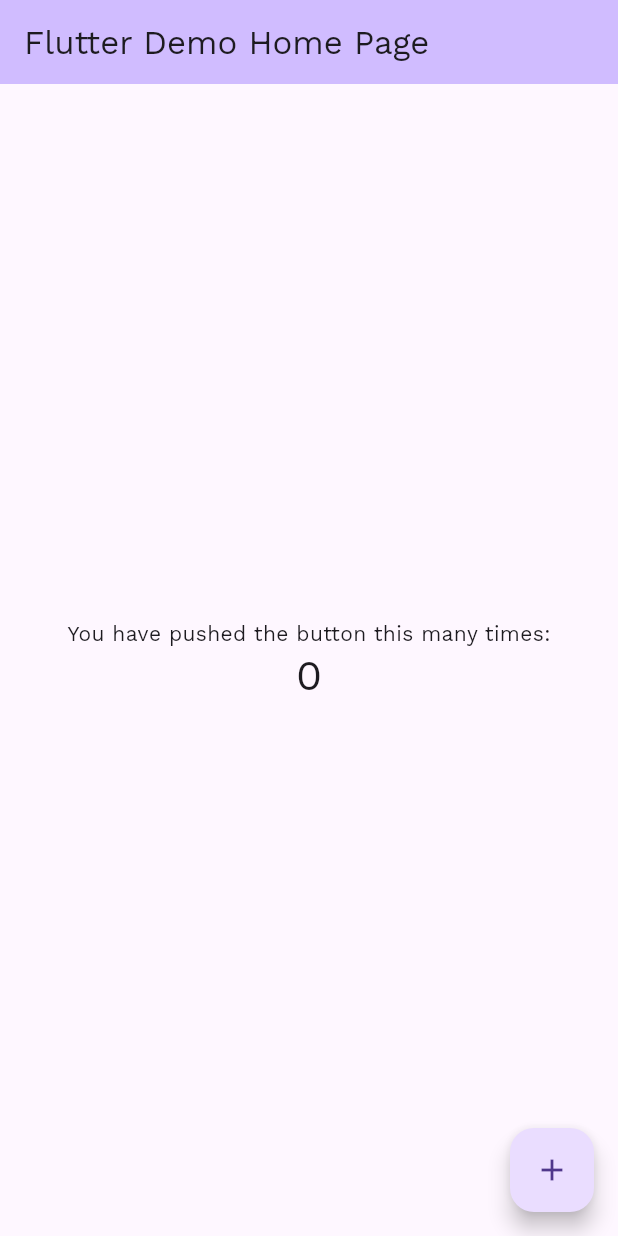
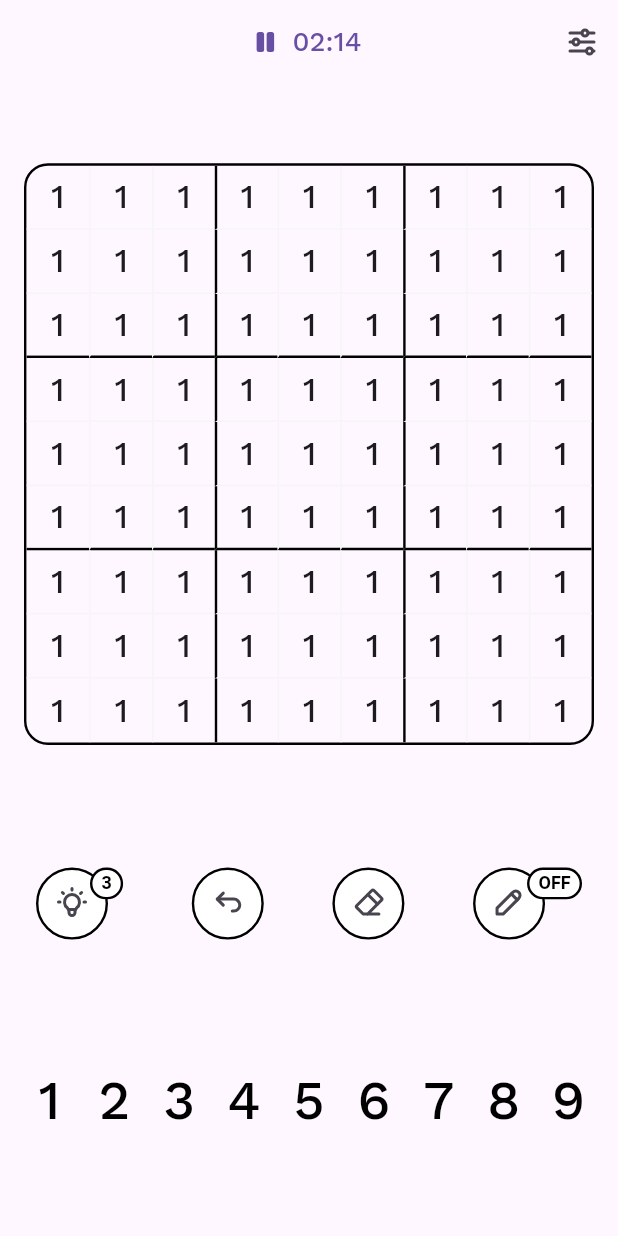
Before and after one commit to cwnuramirah/just-another-sudoku, a Flutter app: the screen it shows after launch, on a phone screen of 412 x 824 dp. Run offline on Flutter 3.47's test engine with Material 2 defaults, Android fonts, the phone set to English and light mode, and no system bars; our stand-ins replace flutter_tabler_icons.

Commit message:
ui: initial styling

```diff
--- a/lib/main.dart
+++ b/lib/main.dart
@@ -1,4 +1,5 @@
 import 'package:flutter/material.dart';
+import 'package:just_another_sudoku/ui/sudoku_page.dart';
 
 void main() {
   runApp(const MyApp());
@@ -11,61 +12,14 @@ class MyApp extends StatelessWidget {
   @override
   Widget build(BuildContext context) {
     return MaterialApp(
-      title: 'Flutter Demo',
+      title: 'just another sudoku',
       debugShowCheckedModeBanner: false,
       theme: ThemeData(
         fontFamily: 'WorkSans',
         useMaterial3: true,
       ),
-      home: const MyHomePage(title: 'Flutter Demo Home Page'),
+      // home: const HomePage(),
+      home: const SudokuPage(),
     );
   }
 }
-
-class MyHomePage extends StatefulWidget {
-  const MyHomePage({super.key, required this.title});
-
-  final String title;
-
-  @override
-  State<MyHomePage> createState() => _MyHomePageState();
-}
-
-class _MyHomePageState extends State<MyHomePage> {
-  int _counter = 0;
-
-  void _incrementCounter() {
-    setState(() {
-      _counter++;
-    });
-  }
-
-  @override
-  Widget build(BuildContext context) {
-    return Scaffold(
-      appBar: AppBar(
-        backgroundColor: Theme.of(context).colorScheme.inversePrimary,
-        title: Text(widget.title),
-      ),
-      body: Center(
-        child: Column(
-          mainAxisAlignment: MainAxisAlignment.center,
-          children: <Widget>[
-            const Text(
-              'You have pushed the button this many times:',
-            ),
-            Text(
-              '$_counter',
-              style: Theme.of(context).textTheme.headlineMedium,
-            ),
-          ],
-        ),
-      ),
-      floatingActionButton: FloatingActionButton(
-        onPressed: _incrementCounter,
-        tooltip: 'Increment',
-        child: const Icon(Icons.add),
-      ),
-    );
-  }
-}
--- /dev/null
+++ b/lib/ui/cell.dart
@@ -0,0 +1,60 @@
+import 'package:flutter/material.dart';
+
+class Cell extends StatelessWidget {
+  const Cell({
+    super.key,
+    required this.board,
+    required this.column,
+    required this.row,
+  });
+
+  final List<List<int>> board;
+  final int column;
+  final int row;
+
+  @override
+  Widget build(BuildContext context) {
+    return Container(
+      decoration: BoxDecoration(
+        border: _styleBorder(column, row),
+      ),
+      child: Center(
+        child: Text(
+          board[column][row].toString(),
+          style: const TextStyle(
+            fontSize: 22.0,
+            fontWeight: FontWeight.w500,
+          ),
+        ),
+      ),
+    );
+  }
+
+  BoxBorder _styleBorder(int c, int r) {
+    BorderSide borderSideBlack =
+        const BorderSide(color: Colors.black, width: 1.6);
+    BorderSide borderSideGrey =
+        BorderSide(color: Colors.grey.shade100, width: 1.0);
+
+    BorderSide left = borderSideGrey;
+    BorderSide bottom = borderSideGrey;
+
+    if (c == 2 || c == 5) {
+      bottom = borderSideBlack;
+    }
+
+    if (r == 3 || r == 6) {
+      left = borderSideBlack;
+    }
+
+    if (c == 8) {
+      bottom = BorderSide.none;
+    }
+
+    if (r == 0) {
+      left = BorderSide.none;
+    }
+
+    return Border(left: left, bottom: bottom);
+  }
+}
--- a/lib/ui/home_page.dart
+++ b/lib/ui/home_page.dart
@@ -1,10 +1,36 @@
 import 'package:flutter/material.dart';
+import 'package:just_another_sudoku/ui/sudoku_page.dart';
 
 class HomePage extends StatelessWidget {
   const HomePage({super.key});
 
   @override
   Widget build(BuildContext context) {
-    return const Placeholder();
+    return Scaffold(
+        body: SafeArea(
+            child: Center(
+      child: Column(
+        mainAxisSize: MainAxisSize.min,
+        children: [
+          Text(
+            "just another sudoku",
+            style: Theme.of(context).textTheme.headlineLarge,
+          ),
+          const SizedBox(height: 16.0),
+          TextButton(
+            style: OutlinedButton.styleFrom(
+              side: const BorderSide(width: 1.2, color: Colors.black),
+            ),
+            onPressed: () {
+            Navigator.push(
+              context,
+              MaterialPageRoute(builder: (context) => const SudokuPage()),
+            );
+          },
+            child: const Text("Easy"),
+          ),
+        ],
+      ),
+    )));
   }
 }
--- a/lib/ui/keypad.dart
+++ b/lib/ui/keypad.dart
@@ -0,0 +1,30 @@
+import 'package:flutter/material.dart';
+
+class Keypad extends StatelessWidget {
+  const Keypad({super.key});
+
+  @override
+  Widget build(BuildContext context) {
+    return Row(
+      mainAxisAlignment: MainAxisAlignment.spaceBetween,
+      children: [
+        for (int i = 0; i < 9; i++)
+          SizedBox(
+            width: 34.0,
+            child: TextButton(
+              onPressed: () {},
+              style:TextButton.styleFrom(padding: EdgeInsets.zero),
+              child: Text(
+                "${i + 1}",
+                style: const TextStyle(
+                  fontWeight: FontWeight.w500,
+                  fontSize: 36.0,
+                  color: Colors.black,
+                ),
+              ),
+            ),
+          )
+      ],
+    );
+  }
+}
--- a/lib/ui/sudoku_board.dart
+++ b/lib/ui/sudoku_board.dart
@@ -0,0 +1,40 @@
+import 'package:flutter/material.dart';
+import 'package:just_another_sudoku/ui/cell.dart';
+
+class SudokuBoard extends StatelessWidget {
+  const SudokuBoard({super.key});
+
+  @override
+  Widget build(BuildContext context) {
+    List<List<int>> board =
+        List.generate(9, (index) => List.generate(9, (index) => 1));
+
+    return AspectRatio(
+      aspectRatio: 0.98,
+      child: Container(
+          decoration: BoxDecoration(
+            border: Border.all(width: 1.6, color: Colors.black),
+            borderRadius: BorderRadius.circular(16.0),
+          ),
+          child: ClipRRect(
+            borderRadius: BorderRadius.circular(16.0),
+			child: Column(
+			  children: [
+				for (int c = 0; c < 9; c++)
+				  Expanded(
+					child: Row(
+					  children: [
+						for (int r = 0; r < 9; r++)
+						  Expanded(
+							child: Cell(board: board, column: c, row: r)
+						  )
+					  ],
+					),
+				  )
+			  ],
+			),
+		  )),
+    );
+  }
+
+}
--- a/lib/ui/sudoku_page.dart
+++ b/lib/ui/sudoku_page.dart
@@ -0,0 +1,60 @@
+import 'package:flutter/material.dart';
+import 'package:flutter_tabler_icons/flutter_tabler_icons.dart';
+import 'package:just_another_sudoku/ui/keypad.dart';
+import 'package:just_another_sudoku/ui/sudoku_board.dart';
+import 'package:just_another_sudoku/ui/timer.dart';
+import 'package:just_another_sudoku/ui/toolbar.dart';
+
+class SudokuPage extends StatelessWidget {
+  const SudokuPage({super.key});
+
+  @override
+  Widget build(BuildContext context) {
+    IconData icon = TablerIcons.adjustments_horizontal;
+
+    return Scaffold(
+      appBar: AppBar(
+        centerTitle: true,
+        title: const Timer(),
+        actions: [Menu(icon: icon)],
+      ),
+      body: const SafeArea(
+        child: Padding(
+          padding: EdgeInsets.symmetric(horizontal: 16.0),
+          child: Column(
+            mainAxisAlignment: MainAxisAlignment.spaceBetween,
+            children: [
+              SizedBox(height: 24.0),
+              SudokuBoard(),
+              SizedBox(height: 24.0),
+              Padding(
+                padding: EdgeInsets.symmetric(horizontal: 8.0),
+                child: Toolbar(),
+              ),
+              SizedBox(height: 24.0),
+              Keypad(),
+              SizedBox(height: 36.0),
+            ],
+          ),
+        ),
+      ),
+    );
+  }
+}
+
+class Menu extends StatelessWidget {
+  const Menu({
+    super.key,
+    required this.icon,
+  });
+
+  final IconData icon;
+
+  @override
+  Widget build(BuildContext context) {
+    return IconButton(
+      onPressed: () {},
+      icon: Icon(icon),
+    );
+  }
+}
--- a/lib/ui/timer.dart
+++ b/lib/ui/timer.dart
@@ -0,0 +1,24 @@
+import 'package:flutter/material.dart';
+import 'package:flutter_tabler_icons/flutter_tabler_icons.dart';
+
+class Timer extends StatefulWidget {
+  const Timer({super.key});
+
+  @override
+  State<Timer> createState() => _TimerState();
+}
+
+class _TimerState extends State<Timer> {
+  @override
+  Widget build(BuildContext context) {
+    return TextButton.icon(
+      onPressed: () {},
+      icon: const SizedBox(
+        width: 20.0,
+        height: 22.0,
+        child: Icon(TablerIcons.player_pause_filled, size: 20.0),
+      ),
+      label: const Text("02:14", style: TextStyle(height: 1.2, fontSize: 18.0)),
+    );
+  }
+}
--- a/lib/ui/toolbar.dart
+++ b/lib/ui/toolbar.dart
@@ -0,0 +1,107 @@
+// ignore_for_file: public_member_api_docs, sort_constructors_first
+import 'package:flutter/material.dart';
+import 'package:flutter_tabler_icons/flutter_tabler_icons.dart';
+
+class Toolbar extends StatelessWidget {
+  const Toolbar({super.key});
+
+  @override
+  Widget build(BuildContext context) {
+    return Row(
+      mainAxisAlignment: MainAxisAlignment.spaceBetween,
+      children: [
+        CircleIconButtonWithBadge(
+          onPressed: () {},
+          icon: TablerIcons.bulb,
+          badge: const Text('3'),
+        ),
+        CircleIconButton(
+          onPressed: () {},
+          icon: TablerIcons.arrow_back_up,
+        ),
+        CircleIconButton(
+          onPressed: () {},
+          icon: TablerIcons.eraser,
+        ),
+        CircleIconButtonWithBadge(
+          onPressed: () {},
+          icon: TablerIcons.pencil,
+          badge: const Text('OFF'),
+        ),
+      ],
+    );
+  }
+}
+
+class CircleIconButtonWithBadge extends StatelessWidget {
+  const CircleIconButtonWithBadge({
+    super.key,
+    required this.onPressed,
+    required this.icon,
+    required this.badge,
+  });
+
+  final Function() onPressed;
+  final IconData icon;
+  final Widget badge;
+
+  @override
+  Widget build(BuildContext context) {
+    return Stack(
+      alignment: AlignmentDirectional.topStart,
+      children: [
+        CircleIconButton(
+          onPressed: onPressed,
+          icon: icon,
+        ),
+        Container(
+          decoration: BoxDecoration(
+              color: Colors.white,
+              border: Border.all(color: Colors.black, width: 1.6),
+              borderRadius: BorderRadius.circular(100)),
+          margin: const EdgeInsets.only(left: 36.0),
+          padding: const EdgeInsets.symmetric(vertical: 2, horizontal: 6),
+          child: DefaultTextStyle(
+            style: const TextStyle(
+              fontSize: 12,
+              fontWeight: FontWeight.w600,
+              color: Colors.black
+            ),
+            child: badge,
+          ),
+        )
+      ],
+    );
+  }
+}
+
+class CircleIconButton extends StatelessWidget {
+  const CircleIconButton({
+    super.key,
+    required this.onPressed,
+    required this.icon,
+  });
+
+  final Function() onPressed;
+  final IconData icon;
+
+  @override
+  Widget build(BuildContext context) {
+    return IconButton(
+      onPressed: onPressed,
+      alignment: Alignment.topCenter,
+      // The icon somehow is not centered by default.
+      icon: SizedBox(
+        width: 48.0,
+        height: 46.0,
+        child: Icon(icon),
+      ),
+      style: IconButton.styleFrom(
+        padding: const EdgeInsets.all(0.0),
+        minimumSize: const Size(48.0, 48.0),
+        backgroundColor: Colors.white,
+        side: const BorderSide(color: Colors.black, width: 1.6),
+      ),
+    );
+  }
+}
```
